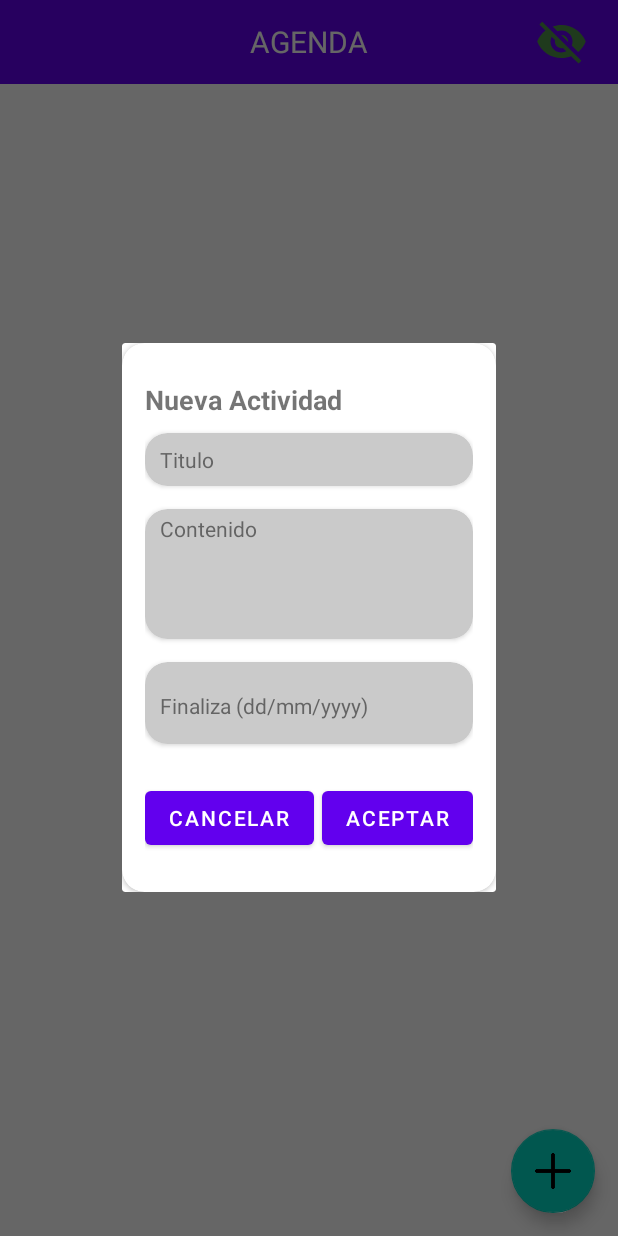
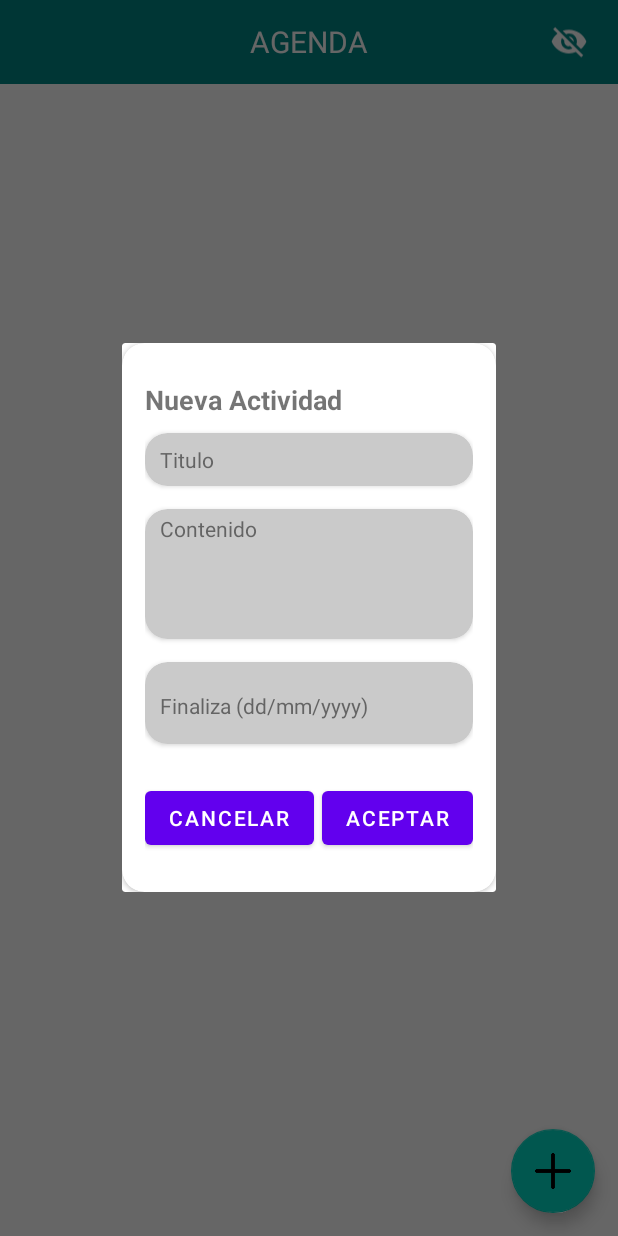
Before and after one commit to ahuamana/Smiled_MVP_Room_JAVA, an Android app: the screen it shows after launch (MainActivity), after a tap on an icon or button, on a phone screen of 412 x 824 dp. Run offline under Robolectric (Android 15) with nearby library versions, the phone set to English and light mode, and no system bars; our stand-ins replace Room's generated code; 1 other tap on this screen came first.

Commit message:
design activity info

```diff
--- a/app/src/main/AndroidManifest.xml
+++ b/app/src/main/AndroidManifest.xml
@@ -9,6 +9,10 @@
         android:roundIcon="@mipmap/ic_launcher_round"
         android:supportsRtl="true"
         android:theme="@style/Theme.MVP_smiled_Java_Room">
+        <activity
+            android:name=".activities.ActividadInfoActivity"
+            android:theme="@style/Theme.MaterialComponents.Light.NoActionBar"
+            android:exported="true" />
         <activity
             android:name=".MainActivity"
             android:exported="true"
--- /dev/null
+++ b/app/src/main/res/drawable/ic_delete.xml
@@ -0,0 +1,5 @@
+<vector android:height="100dp" android:tint="#FFFFFF"
+    android:viewportHeight="24" android:viewportWidth="24"
+    android:width="100dp" xmlns:android="http://schemas.android.com/apk/res/android">
+    <path android:fillColor="@android:color/white" android:pathData="M6,19c0,1.1 0.9,2 2,2h8c1.1,0 2,-0.9 2,-2V7H6v12zM19,4h-3.5l-1,-1h-5l-1,1H5v2h14V4z"/>
+</vector>
--- /dev/null
+++ b/app/src/main/res/drawable/ic_edit.xml
@@ -0,0 +1,5 @@
+<vector android:height="100dp" android:tint="#FFFFFF"
+    android:viewportHeight="24" android:viewportWidth="24"
+    android:width="100dp" xmlns:android="http://schemas.android.com/apk/res/android">
+    <path android:fillColor="@android:color/white" android:pathData="M3,17.25V21h3.75L17.81,9.94l-3.75,-3.75L3,17.25zM20.71,7.04c0.39,-0.39 0.39,-1.02 0,-1.41l-2.34,-2.34c-0.39,-0.39 -1.02,-0.39 -1.41,0l-1.83,1.83 3.75,3.75 1.83,-1.83z"/>
+</vector>
--- a/app/src/main/res/drawable/ic_visibility.xml
+++ b/app/src/main/res/drawable/ic_visibility.xml
@@ -1,4 +1,4 @@
-<vector android:height="100dp" android:tint="#4F914A"
+<vector android:height="100dp" android:tint="@color/white"
     android:viewportHeight="24" android:viewportWidth="24"
     android:width="100dp" xmlns:android="http://schemas.android.com/apk/res/android">
     <path android:fillColor="@android:color/white" android:pathData="M12,4.5C7,4.5 2.73,7.61 1,12c1.73,4.39 6,7.5 11,7.5s9.27,-3.11 11,-7.5c-1.73,-4.39 -6,-7.5 -11,-7.5zM12,17c-2.76,0 -5,-2.24 -5,-5s2.24,-5 5,-5 5,2.24 5,5 -2.24,5 -5,5zM12,9c-1.66,0 -3,1.34 -3,3s1.34,3 3,3 3,-1.34 3,-3 -1.34,-3 -3,-3z"/>
--- a/app/src/main/res/drawable/ic_visibility_off.xml
+++ b/app/src/main/res/drawable/ic_visibility_off.xml
@@ -1,4 +1,4 @@
-<vector android:height="100dp" android:tint="#4F914A"
+<vector android:height="100dp" android:tint="@color/white"
     android:viewportHeight="24" android:viewportWidth="24"
     android:width="100dp" xmlns:android="http://schemas.android.com/apk/res/android">
     <path android:fillColor="@android:color/white" android:pathData="M12,7c2.76,0 5,2.24 5,5 0,0.65 -0.13,1.26 -0.36,1.83l2.92,2.92c1.51,-1.26 2.7,-2.89 3.43,-4.75 -1.73,-4.39 -6,-7.5 -11,-7.5 -1.4,0 -2.74,0.25 -3.98,0.7l2.16,2.16C10.74,7.13 11.35,7 12,7zM2,4.27l2.28,2.28 0.46,0.46C3.08,8.3 1.78,10.02 1,12c1.73,4.39 6,7.5 11,7.5 1.55,0 3.03,-0.3 4.38,-0.84l0.42,0.42L19.73,22 21,20.73 3.27,3 2,4.27zM7.53,9.8l1.55,1.55c-0.05,0.21 -0.08,0.43 -0.08,0.65 0,1.66 1.34,3 3,3 0.22,0 0.44,-0.03 0.65,-0.08l1.55,1.55c-0.67,0.33 -1.41,0.53 -2.2,0.53 -2.76,0 -5,-2.24 -5,-5 0,-0.79 0.2,-1.53 0.53,-2.2zM11.84,9.02l3.15,3.15 0.02,-0.16c0,-1.66 -1.34,-3 -3,-3l-0.17,0.01z"/>
--- a/app/src/main/res/layout/toolbar.xml
+++ b/app/src/main/res/layout/toolbar.xml
@@ -1,10 +1,11 @@
 <?xml version="1.0" encoding="utf-8"?>
 <androidx.appcompat.widget.Toolbar xmlns:android="http://schemas.android.com/apk/res/android"
     android:layout_width="match_parent"
-    android:background="@color/purple_500"
+    android:background="@color/teal_700"
     android:layout_height="wrap_content">
 
     <TextView
+        android:id="@+id/title"
         android:layout_width="wrap_content"
         android:text="AGENDA"
         android:textSize="20dp"
@@ -16,7 +17,35 @@
         android:id="@+id/image_visibility"
         android:layout_gravity="end"
         android:layout_marginEnd="20dp"
-        android:layout_width="35dp"
+        android:layout_width="25dp"
         android:src="@drawable/ic_visibility"
         android:layout_height="35dp"/>
+
+    <LinearLayout
+        android:id="@+id/linearEditDelete"
+        android:visibility="gone"
+        android:layout_width="wrap_content"
+        android:layout_gravity="end"
+        android:layout_height="wrap_content"
+        android:orientation="horizontal">
+
+        <ImageView
+            android:layout_gravity="end"
+            android:layout_marginEnd="20dp"
+            android:layout_width="25dp"
+            android:src="@drawable/ic_delete"
+            android:layout_height="35dp"/>
+
+
+        <ImageView
+            android:layout_gravity="end"
+            android:layout_marginEnd="20dp"
+            android:layout_width="25dp"
+            android:src="@drawable/ic_edit"
+            android:layout_height="35dp"/>
+
+    </LinearLayout>
+
+
+
 </androidx.appcompat.widget.Toolbar>
```
Also changed, not shown: app/src/main/java/com/paparazziapps/mvp_smiled_java_room/activities/ActividadInfoActivity.java (added, +33 -0 lines), app/src/main/res/layout/activity_actividad_info.xml (added, +89 -0 lines).
